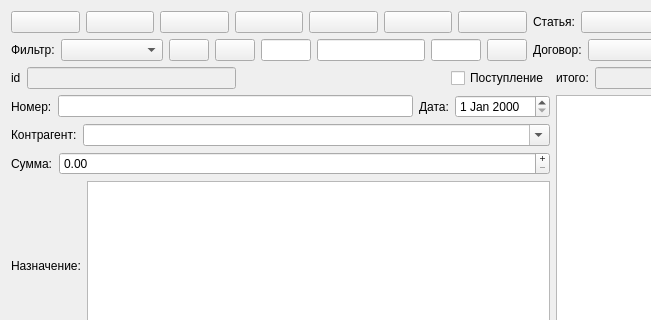
Old version of the form formbank.ui in the repository GorINIch73/Audit; both pictures show x 0 to 651 and y 0 to 320 of the 1105 by 593 pixel window.
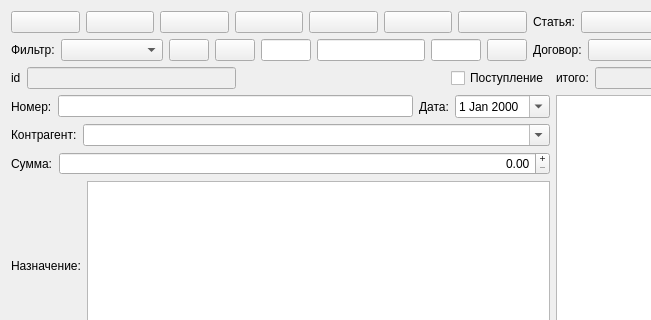
New version of the form. Icons and pictures are not drawn.

What changed in the file:
```diff
--- a/formbank.ui
+++ b/formbank.ui
@@ -496,6 +496,12 @@
            <property name="focusPolicy">
             <enum>Qt::StrongFocus</enum>
            </property>
+           <property name="showGroupSeparator" stdset="0">
+            <bool>false</bool>
+           </property>
+           <property name="calendarPopup">
+            <bool>true</bool>
+           </property>
           </widget>
          </item>
         </layout>
@@ -574,6 +580,9 @@
            <property name="focusPolicy">
             <enum>Qt::StrongFocus</enum>
            </property>
+           <property name="alignment">
+            <set>Qt::AlignRight|Qt::AlignTrailing|Qt::AlignVCenter</set>
+           </property>
            <property name="buttonSymbols">
             <enum>QAbstractSpinBox::PlusMinus</enum>
            </property>
```
Left out of the diff: 11 changed lines with no effect on the pictures.
